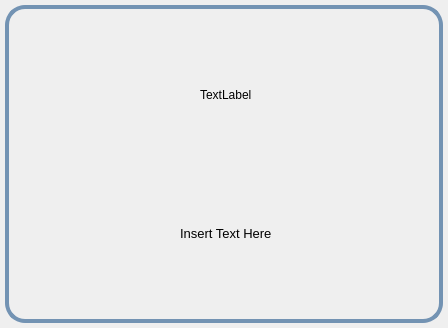
Before: the Qt Designer form PDFPreview/gui/ui_about.ui in FlyBoy8869/PDFPreview, drawn with Qt 5.
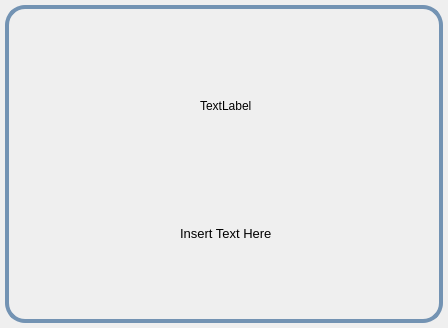
After: the same form once the commit is applied.

Commit message: Tweaks the About dialog more.

```diff
--- a/PDFPreview/gui/ui_about.ui
+++ b/PDFPreview/gui/ui_about.ui
@@ -49,6 +49,9 @@
       <property name="leftMargin">
        <number>12</number>
       </property>
+      <property name="topMargin">
+       <number>30</number>
+      </property>
       <property name="bottomMargin">
        <number>30</number>
       </property>
```
The commit also changes 1 other file.
